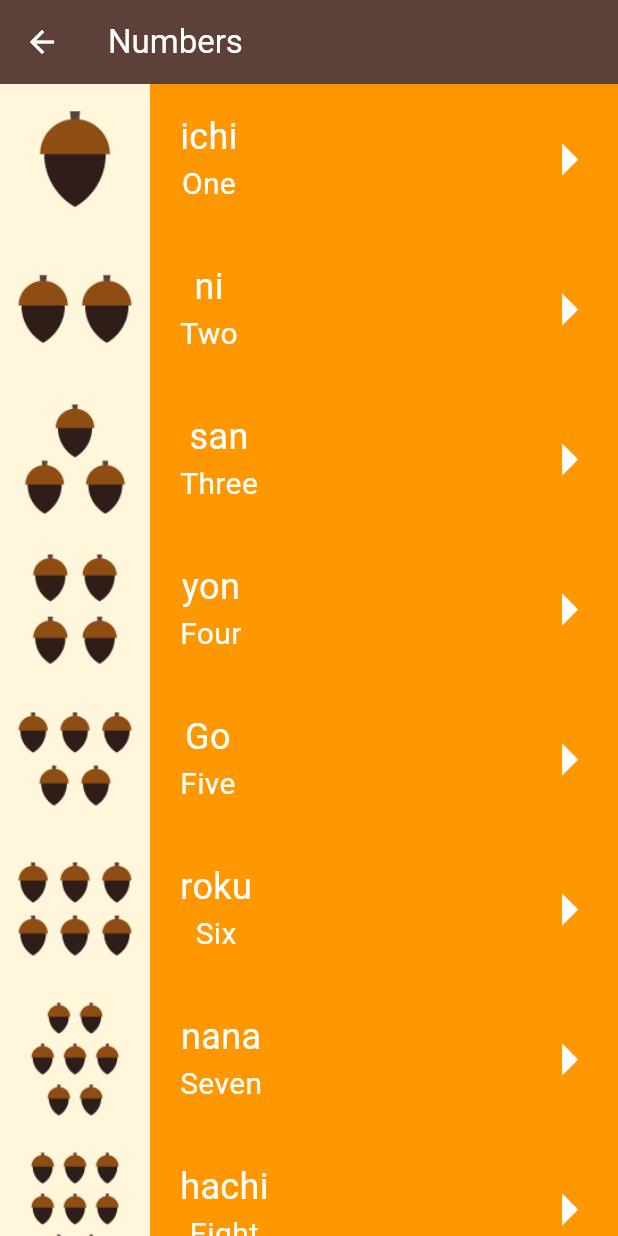
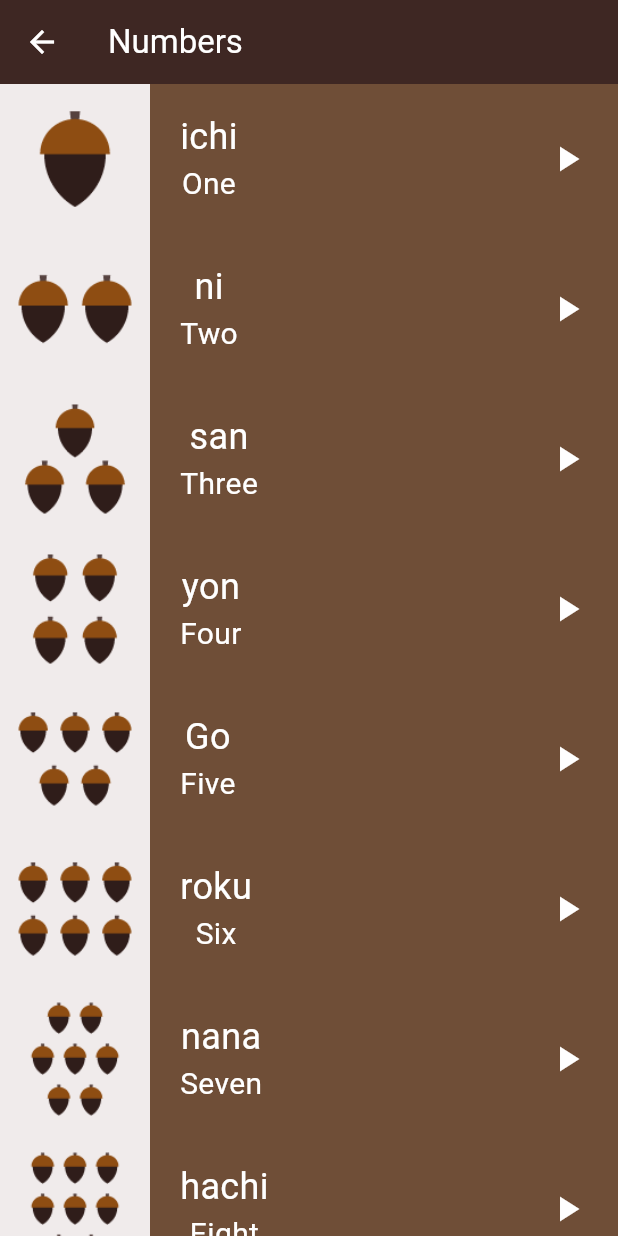
Before and after one commit to rababhamdyy/language_learning_app, a Flutter app: the screen it shows after launch, after a tap on "Numbers", on a phone screen of 412 x 824 dp. Run offline on Flutter 3.47's test engine with Material 3 defaults, Android fonts, the phone set to English and light mode, and no system bars.

Commit message:
change colors & create other pages

```diff
--- a/lib/components/category_item.dart
+++ b/lib/components/category_item.dart
@@ -14,13 +14,13 @@ class Category extends StatelessWidget {
       child: Container(
         alignment: Alignment.centerLeft,
         padding: const EdgeInsets.only(left: 24),
-        height: 70,
+        height: 80,
         width: double.infinity,
         color: color,
         child: Text(
           text!,
           style: const TextStyle(
-              color: Colors.white, fontSize: 20, fontWeight: FontWeight.w400),
+              color: Colors.white, fontSize: 23, fontWeight: FontWeight.w400),
         ),
       ),
     );
--- a/lib/components/number_item.dart
+++ b/lib/components/number_item.dart
@@ -9,11 +9,11 @@ class Numbers extends StatelessWidget {
   Widget build(BuildContext context) {
     return Container(
       height: 100,
-      color: Colors.orange,
+      color: const Color(0xff6F4E37),
       child: Row(
         children: [
           Container(
-            color: const Color(0xffFFF6DC),
+            color: const Color.fromARGB(255, 240, 235, 235),
             child: Image.asset(number.image),
           ),
           Padding(
@@ -33,12 +33,15 @@ class Numbers extends StatelessWidget {
             ),
           ),
           const Spacer(flex: 1),
-          const Padding(
-            padding: EdgeInsets.only(right: 8),
-            child: Icon(
-              Icons.arrow_right,
-              size: 50,
-              color: Colors.white,
+          Padding(
+            padding: const EdgeInsets.only(right: 10),
+            child: IconButton(
+              onPressed: () {},
+              icon: const Icon(
+                Icons.play_arrow,
+                size: 28,
+                color: Colors.white,
+              ),
             ),
           )
         ],
--- a/lib/main.dart
+++ b/lib/main.dart
@@ -11,6 +11,8 @@ class TokuApp extends StatelessWidget {
   @override
   Widget build(BuildContext context) {
     return const MaterialApp(
-        debugShowCheckedModeBanner: false, home: HomePage());
+      debugShowCheckedModeBanner: false,
+      home: HomePage(),
+    );
   }
 }
--- a/lib/screens/home_page.dart
+++ b/lib/screens/home_page.dart
@@ -1,4 +1,7 @@
 import 'package:flutter/material.dart';
+import 'package:language_learning_app/screens/colors_page.dart';
+import 'package:language_learning_app/screens/family_members_page.dart';
+import 'package:language_learning_app/screens/phrases_page.dart';
 import '../components/category_item.dart';
 import 'numbers_page.dart';
 
@@ -8,9 +11,9 @@ class HomePage extends StatelessWidget {
   @override
   Widget build(BuildContext context) {
     return Scaffold(
-      backgroundColor: const Color(0xffFEF6DB),
+      backgroundColor: const Color.fromARGB(255, 240, 235, 235),
       appBar: AppBar(
-        backgroundColor: Colors.brown[700],
+        backgroundColor: Colors.brown[900],
         title: const Text('Toku', style: TextStyle(color: Colors.white)),
       ),
       body: Column(
@@ -23,22 +26,43 @@ class HomePage extends StatelessWidget {
               }));
             },
             text: 'Numbers',
-            color: Colors.orange,
+            color: const Color(0xff6F4E37),
           ),
           Category(
-            onTap: () {},
+            onTap: () {
+              Navigator.push(
+                context,
+                MaterialPageRoute(builder: (BuildContext context) {
+                  return const FamilyMembersPage();
+                }),
+              );
+            },
             text: 'Family Members',
-            color: Colors.green[700],
+            color: const Color(0xffA67B5B),
           ),
           Category(
-            onTap: () {},
+            onTap: () {
+              Navigator.push(
+                context,
+                MaterialPageRoute(builder: (BuildContext context) {
+                  return const ColorsPage();
+                }),
+              );
+            },
             text: 'Colors',
-            color: Colors.purple[600],
+            color: const Color(0xffECB176),
           ),
           Category(
-            onTap: () {},
+            onTap: () {
+              Navigator.push(
+                context,
+                MaterialPageRoute(builder: (BuildContext context) {
+                  return const PhrasesPage();
+                }),
+              );
+            },
             text: 'Phrases',
-            color: Colors.blue[400],
+            color: const Color(0xff803D3B),
           ),
         ],
       ),
--- a/lib/screens/numbers_page.dart
+++ b/lib/screens/numbers_page.dart
@@ -10,7 +10,7 @@ class NumbersPage extends StatelessWidget {
     return Scaffold(
       appBar: AppBar(
         iconTheme: const IconThemeData(color: Colors.white),
-        backgroundColor: Colors.brown[700],
+        backgroundColor: Colors.brown[900],
         title: const Text(
           'Numbers',
           style: TextStyle(color: Colors.white),
```
Also changed, not shown: lib/screens/colors_page.dart (added, +19 -0 lines), lib/screens/family_members_page.dart (added, +19 -0 lines), lib/screens/phrases_page.dart (added, +19 -0 lines), 1 other file.
